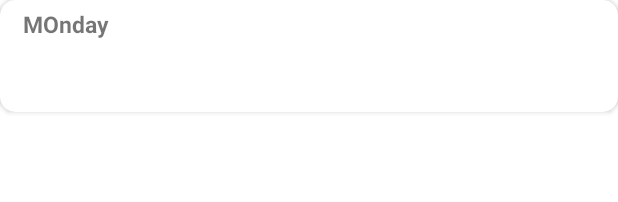
After one commit to sma3134/Nightclub-App, an Android app: the layout activity_menu_view_item.xml on its own in the app's theme, with its tools: preview values and no code run, on a phone screen of 412 x 824 dp. The commit adds this screen. Shown: the top 202 px of the screen. Run offline under Robolectric (Android 15) with nearby library versions, the phone set to English and light mode, and no system bars.

Commit message:
Management Order Page

```diff
--- a/app/src/main/java/group_17/nightclubapp/com/menu/MenuFragment.kt
+++ b/app/src/main/java/group_17/nightclubapp/com/menu/MenuFragment.kt
@@ -33,7 +33,7 @@ class MenuFragment : Fragment() {
 
     private lateinit var menuAdapter: MenuArrayAdapter
     private lateinit var mListView : ListView
-    private lateinit var menuItems : MutableList<MenuItem>
+    private lateinit var menuItems : ArrayList<MenuItem>
     private lateinit var menuViewModel: MenuViewModel
     private lateinit var quantityText : TextView
     private lateinit var imageView : ImageView
@@ -70,7 +70,7 @@ class MenuFragment : Fragment() {
         quantityText = view.findViewById(R.id.totalText)
         checkoutButton = view.findViewById(R.id.checkoutBtn)
         imageView = view.findViewById(R.id.cartImage)
-        menuItems = mutableListOf()
+        menuItems = arrayListOf()
 
         initMenu()
 
--- a/app/src/main/java/group_17/nightclubapp/com/menu/MenuViewModel.kt
+++ b/app/src/main/java/group_17/nightclubapp/com/menu/MenuViewModel.kt
@@ -14,7 +14,7 @@ class MenuViewModel : ViewModel() {
 
 //  problematic -> make it a map
 //    MutableList
-    private val _itemList = MutableLiveData<MutableList<CartItem>>()
+    private val _itemList = MutableLiveData<ArrayList<CartItem>>()
     val itemList = _itemList
 
     fun setPrice(price : Double){
@@ -25,7 +25,7 @@ class MenuViewModel : ViewModel() {
         _totalQuantity.value = quantity
     }
 // MutableList
-    fun setItemList(newList : MutableList<CartItem>){
+    fun setItemList(newList : ArrayList<CartItem>){
         _itemList.value = newList
     }
 
--- a/app/src/main/java/group_17/nightclubapp/com/menu/Order.kt
+++ b/app/src/main/java/group_17/nightclubapp/com/menu/Order.kt
@@ -1,6 +1,7 @@
 package group_17.nightclubapp.com.menu
 
 data class Order(    val clubId : String? = "",
+                     val orderId : String?="",
                      val orderQuantity : Int? = 0,
                      val orderTotal : Double? = 0.0,
 //  orderlist{itemId, quantity} or {itemName, quantity}
--- /dev/null
+++ b/app/src/main/res/layout/activity_menu_view_item.xml
@@ -0,0 +1,42 @@
+<androidx.cardview.widget.CardView xmlns:android="http://schemas.android.com/apk/res/android"
+    android:id="@+id/orderCardView"
+    xmlns:app="http://schemas.android.com/apk/res-auto"
+    android:layout_width="match_parent"
+    android:layout_height="wrap_content"
+    app:cardCornerRadius="10dp"
+    android:elevation="20dp">
+    <RelativeLayout
+        android:layout_width="match_parent"
+        android:layout_height="wrap_content"
+        android:layout_marginStart="10dp"
+        android:layout_marginEnd="10dp">
+
+        <TextView
+            android:layout_width="wrap_content"
+            android:layout_height="wrap_content"
+            android:id="@+id/orderTime"
+            android:text="MOnday"
+            android:textStyle="bold"
+            android:textSize="15dp"
+            android:layout_margin="5dp" />
+
+        <LinearLayout
+            android:layout_below="@+id/orderTime"
+            android:layout_width="match_parent"
+            android:layout_height="wrap_content"
+            android:orientation="vertical"
+            android:layout_margin="5dp"
+            android:id="@+id/descriptionLayout"/>
+
+        <TextView
+            android:layout_width="match_parent"
+            android:layout_height="wrap_content"
+            android:id="@+id/orderStatus"
+            android:layout_below="@id/descriptionLayout"
+            android:textSize="15dp"
+            android:textColor="@color/black"
+            android:layout_margin="5dp"/>
+    </RelativeLayout>
+
+
+</androidx.cardview.widget.CardView>
--- a/app/src/main/res/layout/fragment_menu.xml
+++ b/app/src/main/res/layout/fragment_menu.xml
@@ -62,7 +62,7 @@
             android:id="@+id/checkoutBtn"
             android:text="@string/checkout"
             android:backgroundTint="@null"
-            style="@style/black_button"/>
+            />
     </LinearLayout>
 
 </FrameLayout>
```
Also changed, not shown: app/src/main/java/group_17/nightclubapp/com/checkout/CheckoutArrayAdapter.kt (+42 -2 lines), app/src/main/java/group_17/nightclubapp/com/checkout/CheckoutDialogFragment.kt (+13 -8 lines), app/src/main/java/group_17/nightclubapp/com/checkout/DAOOrders.kt (+9 -3 lines), app/src/main/java/group_17/nightclubapp/com/login/ManageMenuActivity.kt (+63 -1 lines), app/src/main/java/group_17/nightclubapp/com/login/model/ManageMenuActivityViewModel.kt (added, +24 -0 lines), app/src/main/java/group_17/nightclubapp/com/login/model/OrderListAdapter.kt (added, +96 -0 lines), app/src/main/java/group_17/nightclubapp/com/menu/MenuDialogFragment.kt (+28 -6 lines), app/src/main/res/layout/activity_manage_menu.xml (+8 -2 lines), app/src/main/res/layout/checkout_view_item.xml (+10 -9 lines), app/src/main/res/layout/menu_view_item.xml (+24 -15 lines).
